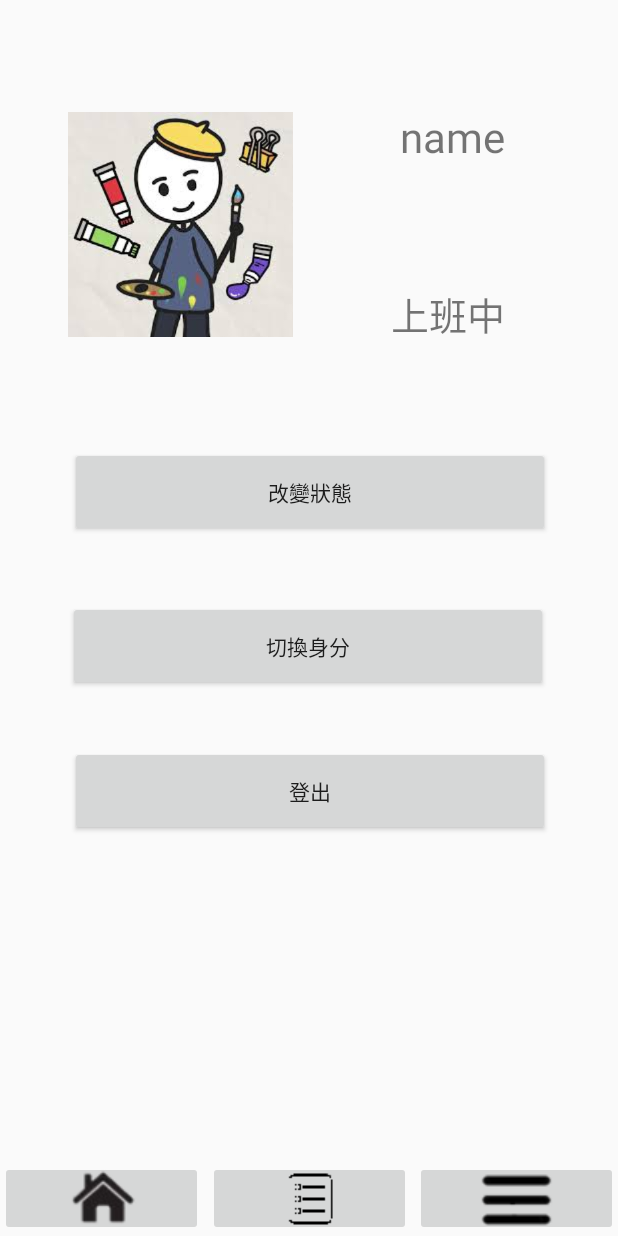
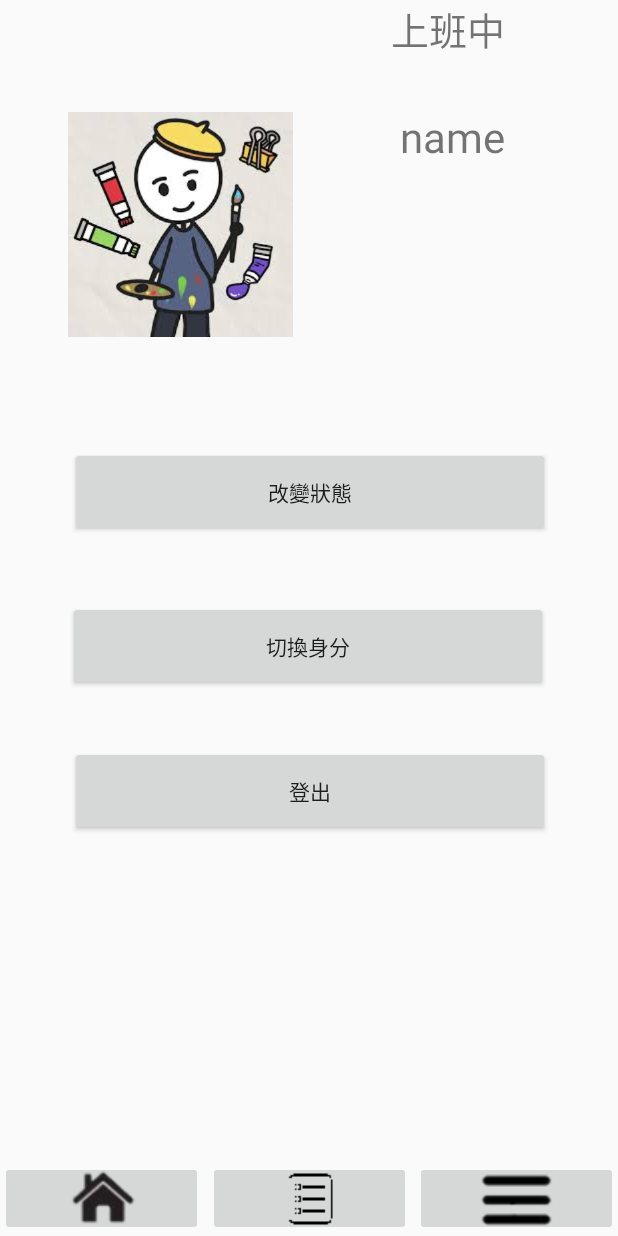
Before and after one commit to MRRyLai/Group-5, an Android app: the layout activity_delivery_set.xml on its own in the app's theme, with its tools: preview values and no code run, on a phone screen of 412 x 824 dp. Run offline under Robolectric (Android 15) with nearby library versions, the phone set to English and light mode, and no system bars.

Commit message:
fix some bugs

```diff
--- a/app/src/main/res/layout/activity_choose_identity.xml
+++ b/app/src/main/res/layout/activity_choose_identity.xml
@@ -22,6 +22,7 @@
         android:layout_width="wrap_content"
         android:layout_height="wrap_content"
         android:layout_marginTop="124dp"
+        android:onClick="goto_delivery_man"
         android:text="外送員"
         app:layout_constraintEnd_toEndOf="parent"
         app:layout_constraintStart_toStartOf="parent"
--- a/app/src/main/res/layout/activity_delivery_hp.xml
+++ b/app/src/main/res/layout/activity_delivery_hp.xml
@@ -30,5 +30,5 @@
         app:layout_constraintBottom_toBottomOf="parent"
         app:layout_constraintEnd_toEndOf="parent"
         app:layout_constraintStart_toStartOf="parent"
-        app:srcCompat="@drawable/_24px_noun_project_list_icon_119366_cc_svg_1654690699960" />
+        app:srcCompat="@drawable/deliver_list" />
 </androidx.constraintlayout.widget.ConstraintLayout>
--- a/app/src/main/res/layout/activity_delivery_set.xml
+++ b/app/src/main/res/layout/activity_delivery_set.xml
@@ -4,6 +4,25 @@
     xmlns:tools="http://schemas.android.com/tools"
     android:layout_width="match_parent"
     android:layout_height="match_parent">
+
+    <ImageButton
+        android:id="@+id/del_home"
+        android:layout_width="135dp"
+        android:layout_height="50dp"
+        android:onClick="onclick"
+        app:layout_constraintBottom_toBottomOf="parent"
+        app:layout_constraintStart_toStartOf="parent"
+        app:srcCompat="@drawable/home" />
+
+    <ImageButton
+        android:id="@+id/del_delList"
+        android:layout_width="135dp"
+        android:layout_height="50dp"
+        android:onClick="onclick"
+        app:layout_constraintBottom_toBottomOf="parent"
+        app:layout_constraintEnd_toEndOf="parent"
+        app:layout_constraintStart_toStartOf="parent"
+        app:srcCompat="@drawable/deliver_list" />
 
     <ImageButton
         android:id="@+id/del_menu"
@@ -13,25 +32,6 @@
         app:layout_constraintBottom_toBottomOf="parent"
         app:layout_constraintEnd_toEndOf="parent"
         app:srcCompat="@drawable/menu" />
-
-    <ImageButton
-        android:id="@+id/del_delList"
-        android:layout_width="135dp"
-        android:layout_height="50dp"
-        android:onClick="onclick"
-        app:layout_constraintBottom_toBottomOf="parent"
-        app:layout_constraintEnd_toEndOf="parent"
-        app:layout_constraintStart_toStartOf="parent"
-        app:srcCompat="@drawable/_24px_noun_project_list_icon_119366_cc_svg_1654690699960" />
-
-    <ImageButton
-        android:id="@+id/del_home"
-        android:layout_width="135dp"
-        android:layout_height="50dp"
-        android:onClick="onclick"
-        app:layout_constraintBottom_toBottomOf="parent"
-        app:layout_constraintStart_toStartOf="parent"
-        app:srcCompat="@drawable/home" />
 
     <Button
         android:id="@+id/btn_changeIdentity"
@@ -102,10 +102,8 @@
         android:layout_height="wrap_content"
         android:text="上班中"
         android:textSize="25dp"
-        app:layout_constraintBottom_toBottomOf="@+id/del_delList"
         app:layout_constraintEnd_toEndOf="parent"
         app:layout_constraintHorizontal_bias="0.776"
         app:layout_constraintStart_toStartOf="parent"
-        app:layout_constraintTop_toTopOf="parent"
-        app:layout_constraintVertical_bias="0.242" />
+        app:layout_constraintTop_toTopOf="parent" />
 </androidx.constraintlayout.widget.ConstraintLayout>
```
Also changed, not shown: app/src/main/res/drawable/_24px_noun_project_list_icon_119366_cc_svg_1654690699960.png (deleted), app/src/main/res/drawable/deliver_list.png (renamed from app/src/main/res/drawable/024px_noun_project_list_icon_119366_cc_svg_1654690699960.png).
